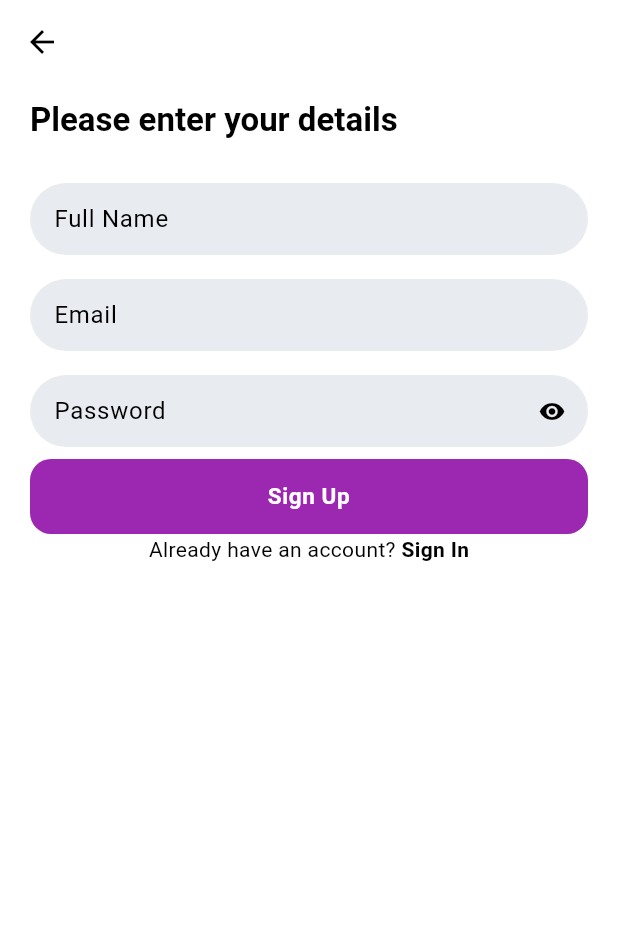
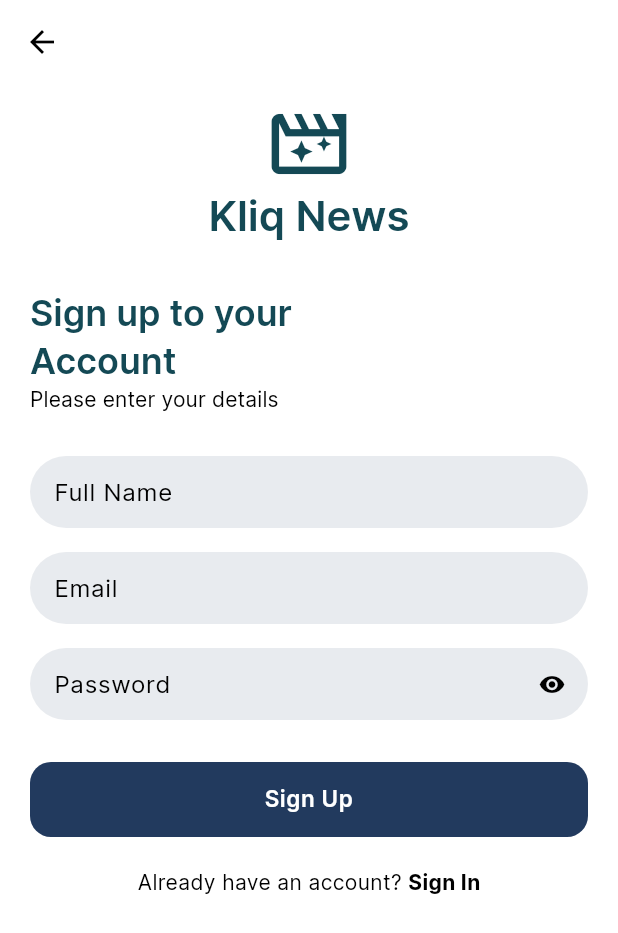
Before and after one commit to SaujanBindukar/kliq_movies, a Flutter app: the RegisterScreen screen opened by its route, on a phone screen of 412 x 824 dp. Shown: the top 933 px of the screen. Run offline on Flutter 3.47's test engine with Material 3 defaults, Android fonts, the phone set to English and light mode, and no system bars; our stand-ins replace another_flushbar, auto_route, cached_network_image, cloud_firestore, dio, firebase_auth and 9 more; accounts and stored records are empty; generated files the repository leaves out were written again; network calls fail.

Commit message:
UI design fixes

```diff
--- a/lib/core/theme/app_theme.dart
+++ b/lib/core/theme/app_theme.dart
@@ -2,6 +2,7 @@
 
 class AppTheme {
   static final lightTheme = ThemeData(
+    fontFamily: 'Inter',
     useMaterial3: true,
     colorScheme: flexSchemeLight,
     inputDecorationTheme: InputDecorationTheme(
@@ -23,18 +24,10 @@
         ),
       ),
     ),
-    textTheme: const TextTheme(
-        titleLarge: TextStyle(
-          fontWeight: FontWeight.bold,
-        ),
-        headlineSmall: TextStyle(
-          fontWeight: FontWeight.w700,
-        )
-        // you can add others here
-        ),
   );
 
   static final darkTheme = ThemeData(
+    fontFamily: 'Inter',
     useMaterial3: true,
     colorScheme: flexSchemeDark,
     inputDecorationTheme: InputDecorationTheme(
@@ -56,19 +49,9 @@
         ),
       ),
     ),
-    textTheme: const TextTheme(
-        titleLarge: TextStyle(
-          fontWeight: FontWeight.bold,
-        ),
-        headlineSmall: TextStyle(fontWeight: FontWeight.w700)
-
-        // you can add others here
-        ),
   );
 }
 
-// Light and dark ColorSchemes made by FlexColorScheme v7.3.1.
-// These ColorScheme objects require Flutter 3.7 or later.
 const ColorScheme flexSchemeLight = ColorScheme(
   brightness: Brightness.light,
   primary: Color(0xff223a5e),
--- a/lib/core/widgets/custom_button.dart
+++ b/lib/core/widgets/custom_button.dart
@@ -55,7 +55,7 @@
           height: buttonHeight,
           width: MediaQuery.of(context).size.width,
           decoration: BoxDecoration(
-            color: backgroundColor ?? Colors.purple,
+            color: backgroundColor ?? Theme.of(context).colorScheme.primary,
             borderRadius: BorderRadius.circular(14),
           ),
           child: Center(
--- /dev/null
+++ b/lib/feature/auth/presentation/app_logo_widget.dart
@@ -0,0 +1,31 @@
+import 'package:flutter/material.dart';
+
+class AppLogoWidget extends StatelessWidget {
+  const AppLogoWidget({
+    super.key,
+  });
+
+  @override
+  Widget build(BuildContext context) {
+    final textColor = Theme.of(context).colorScheme;
+    return Center(
+      child: Column(
+        children: [
+          Icon(
+            Icons.movie_filter_outlined,
+            size: 60,
+            color: textColor.secondary,
+          ),
+          Text(
+            "Kliq News",
+            style: Theme.of(context).textTheme.headlineMedium?.copyWith(
+                  fontWeight: FontWeight.w600,
+                  color: textColor.secondary,
+                ),
+          ),
+          const SizedBox(height: 30),
+        ],
+      ),
+    );
+  }
+}
--- a/lib/feature/auth/presentation/register_screen.dart
+++ b/lib/feature/auth/presentation/register_screen.dart
@@ -3,10 +3,14 @@
 import 'package:flutter_hooks/flutter_hooks.dart';
 import 'package:hooks_riverpod/hooks_riverpod.dart';
 import 'package:kliq_movies/core/entities/base_state.dart';
+import 'package:kliq_movies/core/extensions/context_extension.dart';
+import 'package:kliq_movies/core/route/app_router.dart';
 import 'package:kliq_movies/core/utils/validators.dart';
 import 'package:kliq_movies/core/widgets/custom_button.dart';
 import 'package:kliq_movies/core/widgets/custom_textfield.dart';
 import 'package:kliq_movies/feature/auth/application/auth_controller.dart';
+import 'package:kliq_movies/feature/auth/presentation/app_logo_widget.dart';
+import 'package:kliq_movies/feature/dashboard/bottom_nav_provider.dart';
 
 @RoutePage()
 class RegisterScreen extends StatefulHookConsumerWidget {
@@ -23,16 +27,21 @@
     final nameController = useTextEditingController();
     final emailController = useTextEditingController();
     final passwordController = useTextEditingController();
+
     ref.listen(authControllerProvider, (prev, next) {
       if (next is BaseError) {
-        ScaffoldMessenger.of(context).showSnackBar(
-          SnackBar(
-            content: Text(next.failure.reason),
-          ),
-        );
+        context.showFlushBar(message: next.failure.reason);
       }
       if (next is BaseSuccess) {
-        context.router.popUntilRoot();
+        context.router
+            .pushAndPopUntil(
+          const DashboardRoute(),
+          predicate: (_) => true,
+        )
+            .then((value) {
+          context.showFlushBar(message: 'Register Success');
+          ref.read(bottomNavProvider.notifier).changeIndex(index: 0);
+        });
       }
     });
     return Scaffold(
@@ -45,9 +54,17 @@
             child: Column(
               crossAxisAlignment: CrossAxisAlignment.start,
               children: [
+                const AppLogoWidget(),
+                Text(
+                  "Sign up to your\nAccount",
+                  style: Theme.of(context).textTheme.headlineSmall?.copyWith(
+                        fontWeight: FontWeight.w600,
+                        color: Theme.of(context).colorScheme.secondary,
+                      ),
+                ),
                 Text(
                   'Please enter your details',
-                  style: Theme.of(context).textTheme.titleLarge,
+                  style: Theme.of(context).textTheme.titleSmall,
                 ),
                 const SizedBox(height: 20),
                 CustomTextField(
@@ -65,6 +82,7 @@
                   hintText: 'Password',
                   validator: Validators.passwordValidators,
                 ),
+                const SizedBox(height: 20),
                 Consumer(
                   builder: (context, ref, child) {
                     final authState = ref.watch(authControllerProvider);
@@ -85,6 +103,7 @@
                     );
                   },
                 ),
+                const SizedBox(height: 20),
                 const _SignInNavigationWidget(),
               ],
             ),
--- a/lib/feature/profile/presentation/profile_screen.dart
+++ b/lib/feature/profile/presentation/profile_screen.dart
@@ -2,6 +2,7 @@
 import 'package:firebase_auth/firebase_auth.dart';
 import 'package:flutter/material.dart';
 import 'package:hooks_riverpod/hooks_riverpod.dart';
+import 'package:kliq_movies/core/extensions/context_extension.dart';
 import 'package:kliq_movies/core/route/app_router.dart';
 import 'package:kliq_movies/core/theme/application/theme_provider.dart';
 import 'package:kliq_movies/core/widgets/custom_button.dart';
@@ -155,6 +156,7 @@
                           ref
                               .read(bottomNavProvider.notifier)
                               .changeIndex(index: 0);
+                          context.showFlushBar(message: 'Logged out!');
                           await FirebaseAuth.instance.signOut().then(
                             (value) {
                               context.router.popAndPush(const DashboardRoute());
```
Also changed, not shown: lib/core/extensions/context_extension.dart (added, +35 -0 lines), lib/feature/auth/presentation/login_screen.dart (+17 -8 lines), lib/feature/dashboard/dashboard_screen.dart (+5 -2 lines), lib/feature/home/presentation/news_list_tile.dart (+6 -1 lines), pubspec.yaml (+16 -27 lines), assets/fonts/Inter-Bold.ttf (added), assets/fonts/Inter-Light.ttf (added), assets/fonts/Inter-Regular.ttf (added), assets/fonts/Inter-SemiBold.ttf (added), pubspec.lock.
